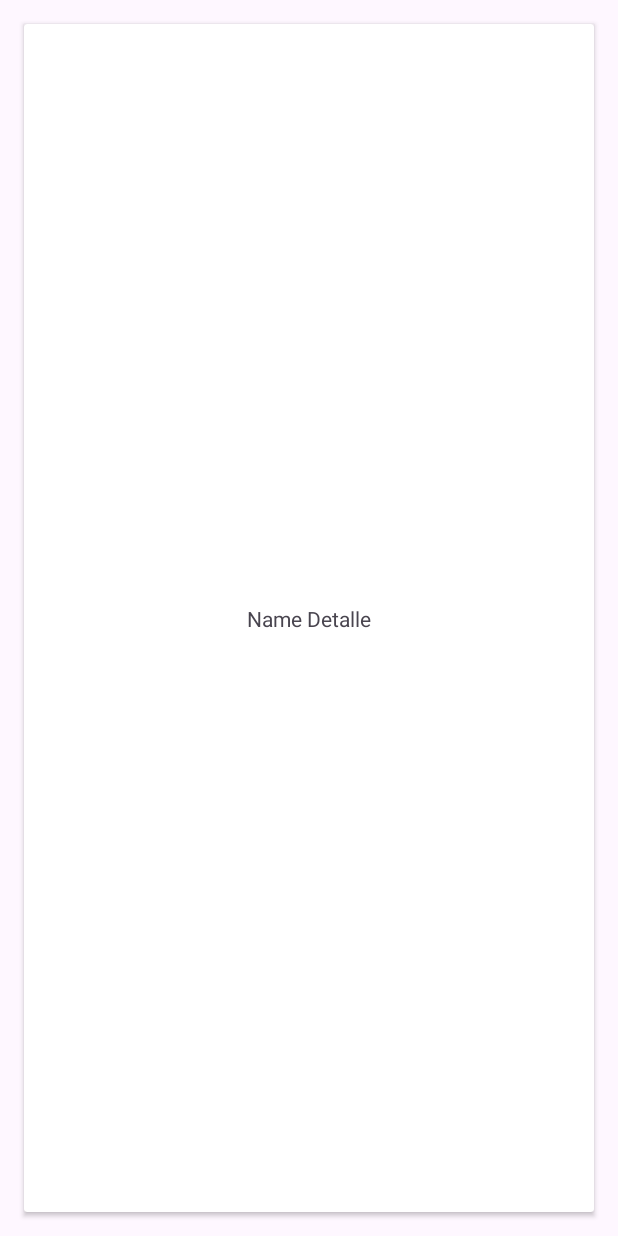
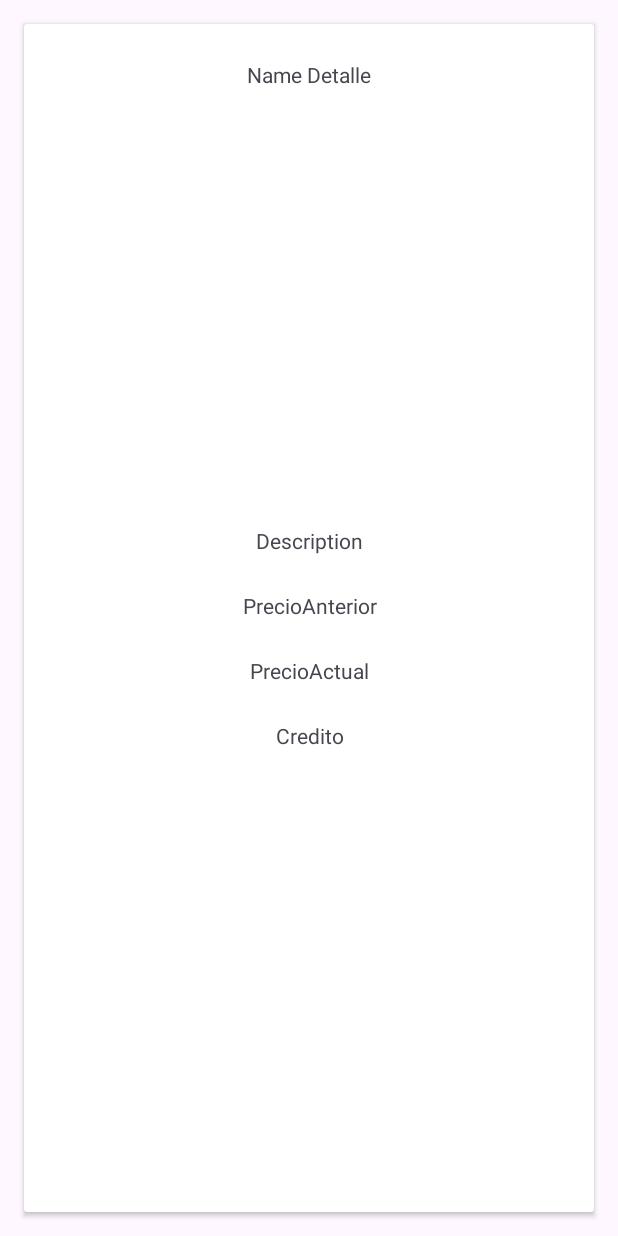
Before and after one commit to OskarUno/ApiTelefonosV1, an Android app: the DetalleFragment screen opened through its navigation route, on a phone screen of 412 x 824 dp. Run offline under Robolectric (Android 15) with nearby library versions, the phone set to English and light mode, and no system bars; our stand-ins replace Room's generated code; network calls fail; pictures from the network do not load; 1 statement that could not run was skipped.

Commit message:
Sprint Final Modulo 6. Se agregan datos en pantalla de detalle

```diff
--- a/app/src/main/java/com/awakelab/oskar/apitelefonosv1/presentacion/DetalleFragment.kt
+++ b/app/src/main/java/com/awakelab/oskar/apitelefonosv1/presentacion/DetalleFragment.kt
@@ -6,6 +6,7 @@ import android.view.View
 import android.view.ViewGroup
 import androidx.fragment.app.Fragment
 import androidx.fragment.app.activityViewModels
+import coil.load
 import com.awakelab.oskar.apitelefonosv1.databinding.FragmentDetalleBinding
 
 private const val ARG_PARAM1 = "id"
@@ -27,20 +28,25 @@ class DetalleFragment : Fragment() {
         inflater: LayoutInflater, container: ViewGroup?,
         savedInstanceState: Bundle?,
     ): View? {
-        binding = FragmentDetalleBinding.inflate(layoutInflater,container,false)
+        binding = FragmentDetalleBinding.inflate(layoutInflater, container, false)
         movilVM.getDetalleMovilVM(idParam)
         initListener()
 
         return binding.root
     }
 
-    private  fun initListener() {
-
+    private fun initListener() {
         idParam?.let { it ->
-            movilVM.detalleLiveData(it).observe(viewLifecycleOwner){
-               binding.tvNameD.text = idParam.toString()
+            movilVM.detalleLiveData(it).observe(viewLifecycleOwner) {
+                binding.tvNameD.text = it.name
+                binding.tvDescription.text = it.description
+                binding.tvPriceActualD.text = it.price.toString()
+                binding.tvLastPrice.text = it.lastPrice.toString()
+                binding.tvCredit.text = it.credit.toString()
+                binding.imgD.load(it.image)
             }
         }
+
 
     }
 
--- a/app/src/main/res/layout/fragment_detalle.xml
+++ b/app/src/main/res/layout/fragment_detalle.xml
@@ -26,12 +26,72 @@
                 android:id="@+id/tvNameD"
                 android:layout_width="0dp"
                 android:layout_height="wrap_content"
+                android:layout_marginTop="24dp"
                 android:text="Name Detalle"
                 android:textAlignment="center"
-                app:layout_constraintBottom_toBottomOf="parent"
+                app:layout_constraintEnd_toEndOf="parent"
+                app:layout_constraintHorizontal_bias="0.0"
+                app:layout_constraintStart_toStartOf="parent"
+                app:layout_constraintTop_toTopOf="parent" />
+
+            <TextView
+                android:id="@+id/tvPriceActualD"
+                android:layout_width="0dp"
+                android:layout_height="wrap_content"
+                android:layout_marginTop="24dp"
+                android:text="PrecioActual"
+                android:textAlignment="center"
+                app:layout_constraintEnd_toEndOf="parent"
+                app:layout_constraintHorizontal_bias="0.0"
+                app:layout_constraintStart_toStartOf="parent"
+                app:layout_constraintTop_toBottomOf="@+id/tvLastPrice" />
+
+            <TextView
+                android:id="@+id/tvDescription"
+                android:layout_width="0dp"
+                android:layout_height="wrap_content"
+                android:layout_marginTop="67dp"
+                android:text="Description"
+                android:textAlignment="center"
+                app:layout_constraintEnd_toEndOf="parent"
+                app:layout_constraintHorizontal_bias="0.0"
+                app:layout_constraintStart_toStartOf="parent"
+                app:layout_constraintTop_toBottomOf="@+id/imgD" />
+
+            <TextView
+                android:id="@+id/tvLastPrice"
+                android:layout_width="0dp"
+                android:layout_height="wrap_content"
+                android:layout_marginTop="24dp"
+                android:text="PrecioAnterior"
+                android:textAlignment="center"
+                app:layout_constraintEnd_toEndOf="parent"
+                app:layout_constraintHorizontal_bias="0.0"
+                app:layout_constraintStart_toStartOf="parent"
+                app:layout_constraintTop_toBottomOf="@+id/tvDescription" />
+
+            <TextView
+                android:id="@+id/tvCredit"
+                android:layout_width="0dp"
+                android:layout_height="wrap_content"
+                android:layout_marginTop="24dp"
+                android:text="Credito"
+                android:textAlignment="center"
+                app:layout_constraintEnd_toEndOf="parent"
+                app:layout_constraintHorizontal_bias="0.0"
+                app:layout_constraintStart_toStartOf="parent"
+                app:layout_constraintTop_toBottomOf="@+id/tvPriceActualD" />
+
+            <ImageView
+                android:id="@+id/imgD"
+                android:layout_width="0dp"
+                android:layout_height="200dp"
+                android:layout_marginTop="24dp"
                 app:layout_constraintEnd_toEndOf="parent"
                 app:layout_constraintStart_toStartOf="parent"
-                app:layout_constraintTop_toTopOf="parent" />
+                app:layout_constraintTop_toBottomOf="@+id/tvNameD"
+                tools:src="@tools:sample/avatars" />
+
         </androidx.constraintlayout.widget.ConstraintLayout>
     </androidx.cardview.widget.CardView>
 </androidx.constraintlayout.widget.ConstraintLayout>
```
